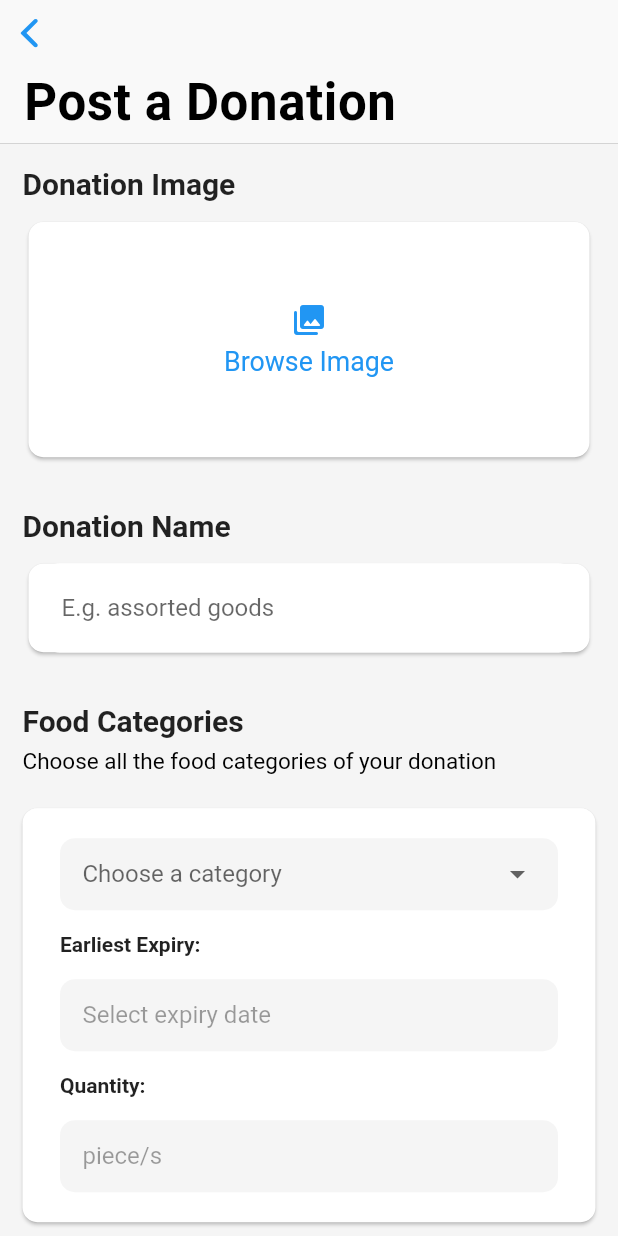
After one commit to fhillipbagsic/foodernity-mobile, a Flutter app: the PostADonation screen opened directly, on a phone screen of 412 x 824 dp. The commit adds this screen. Run offline on Flutter 3.47's test engine with Material 2 defaults, Android fonts, the phone set to English and light mode, and no system bars; drawn by our look-alikes of datetime_picker_formfield; our stand-ins replace flutter_local_notifications, flutter_screenutil, flutter_svg, font_awesome_flutter, form_field_validator, google_sign_in and 6 more; missing offline and left inert: cloudinary_public, dbcrypt, numeric_keyboard; accounts and stored records are empty.

Commit message:
Refactor codes

```diff
--- /dev/null
+++ b/lib/Models/Category.dart
@@ -0,0 +1,7 @@
+class Category {
+  String category;
+  String date;
+  String quantity;
+
+  Category({this.category, this.date, this.quantity});
+}
--- a/lib/Pages/Announcement/announcement.dart
+++ b/lib/Pages/Announcement/announcement.dart
@@ -5,6 +5,7 @@ import 'package:flutter/services.dart';
 import 'package:my_app/Models/Item.dart';
 import 'package:my_app/Models/Announcement.dart';
 import 'package:my_app/Pages/Announcement/announcement_item.dart';
+import 'package:my_app/Pages/PostDonation/post_a_donation.dart';
 import 'package:my_app/Pages/PostDonation/post_donation.dart';
 import 'package:my_app/styles.dart';
 import 'package:shared_preferences/shared_preferences.dart';
@@ -327,7 +328,7 @@ Future<void> showInformationDialog(BuildContext context) async {
                       Navigator.push(
                           context,
                           MaterialPageRoute(
-                              builder: (context) => PostDonation()));
+                              builder: (context) => PostADonation()));
                     },
                     child:
                         Text("Proceed", style: TextStyle(color: Colors.blue)),
--- a/lib/Pages/Announcement/announcement_detail.dart
+++ b/lib/Pages/Announcement/announcement_detail.dart
@@ -107,7 +107,7 @@ Widget _recipients(String beneficiaries) {
           color: Colors.blue[400],
         ),
         title: Text(
-          'Benefiaries: Residents of ' + beneficiaries + '.',
+          'Benefiaries: Residents of ' + beneficiaries.trim() + '.',
           style: TextStyle(fontSize: 16, color: Colors.blue[400]),
         ),
       ),
@@ -131,7 +131,7 @@ Widget _date(String date) {
           color: Colors.green[400],
         ),
         title: Text(
-          'Donated on ' + date + '.',
+          'Donated on ' + date.trim() + '.',
           style: TextStyle(fontSize: 16, color: Colors.green[400]),
         ),
       ),
@@ -155,7 +155,7 @@ Widget _location(String recipientLocation) {
           color: Colors.orange[400],
         ),
         title: Text(
-          recipientLocation,
+          recipientLocation.trim(),
           style: TextStyle(fontSize: 16, color: Colors.orange[400]),
         ),
       ),
--- /dev/null
+++ b/lib/Pages/PostDonation/post_a_donation.dart
@@ -0,0 +1,519 @@
+import 'dart:io';
+
+import 'package:cloudinary_public/cloudinary_public.dart';
+import 'package:datetime_picker_formfield/datetime_picker_formfield.dart';
+import 'package:flutter/cupertino.dart';
+import 'package:flutter/material.dart';
+import 'package:flutter/services.dart';
+import 'package:image_picker/image_picker.dart';
+import 'package:my_app/Models/Category.dart';
+import 'package:my_app/Pages/PostDonation/step_three.dart';
+import 'package:shared_preferences/shared_preferences.dart';
+import 'package:sizer/sizer.dart';
+import 'package:intl/intl.dart';
+
+File donationImage;
+TextEditingController donationNameController = TextEditingController();
+Future<List<Category>> futureCategoryForms;
+List<Category> categoryForms = [];
+List selectedCategories = [];
+List categories = [
+  "Eggs",
+  "Canned goods",
+  "Instant Noodles",
+  "Rice",
+  "Cereals",
+  "Tea/Coffee/Milk/Sugar",
+  "Biscuits",
+  "Condiments and sauces",
+  "Beverages",
+  "Snacks"
+];
+Future<List<Category>> addCategoryForm() async {
+  categoryForms.add(new Category(category: '', date: '', quantity: ''));
+  return categoryForms;
+}
+
+Future<List<Category>> removeCategoryForm(int index) async {
+  categoryForms.removeAt(index);
+  return categoryForms;
+}
+
+class PostADonation extends StatefulWidget {
+  @override
+  State<PostADonation> createState() => _PostADonationState();
+}
+
+class _PostADonationState extends State<PostADonation> {
+  @override
+  void initState() {
+    super.initState();
+    futureCategoryForms = addCategoryForm();
+  }
+
+  @override
+  Widget build(BuildContext context) {
+    return Sizer(builder: (context, orientation, deviceType) {
+      return Scaffold(
+        body: SafeArea(
+            child: Container(
+          color: Colors.grey[100],
+          child: FutureBuilder<List<Category>>(
+            future: futureCategoryForms,
+            builder: (context, snapshot) {
+              Widget categoryFormSliverList;
+              if (snapshot.hasData) {
+                categoryFormSliverList = SliverList(
+                  delegate: SliverChildBuilderDelegate(
+                      (BuildContext context, int index) {
+                    return categoryForm(snapshot.data[index], index);
+                  }, childCount: snapshot.data.length),
+                );
+              } else {
+                categoryFormSliverList = SliverToBoxAdapter(
+                  child: Text('wait'),
+                );
+              }
+              return CustomScrollView(
+                slivers: [
+                  CupertinoSliverNavigationBar(
+                    largeTitle: Text('Post a Donation'),
+                  ),
+                  imageForm(),
+                  donationName(),
+                  categoryTitle(),
+                  categoryFormSliverList,
+                  addButton(),
+                  proceedButton()
+                ],
+              );
+            },
+          ),
+        )),
+      );
+    });
+  }
+
+  Widget imageForm() {
+    Future<void> getImage() async {
+      final picker = ImagePicker();
+
+      final pickedFile = await picker.getImage(source: ImageSource.gallery);
+
+      if (pickedFile != null && pickedFile.path != null) {
+        setState(() {
+          donationImage = File(pickedFile.path);
+        });
+      }
+    }
+
+    return SliverToBoxAdapter(
+      child: Container(
+        margin: EdgeInsets.symmetric(vertical: 15, horizontal: 15),
+        child: Column(
+          crossAxisAlignment: CrossAxisAlignment.start,
+          children: [
+            Text(
+              'Donation Image',
+              style: TextStyle(fontWeight: FontWeight.bold, fontSize: 20.0),
+            ),
+            SizedBox(
+              height: 10,
+            ),
+            Container(
+              height: 20.h,
+              child: Card(
+                shape: RoundedRectangleBorder(
+                  borderRadius: BorderRadius.circular(10.0),
+                ),
+                clipBehavior: Clip.antiAlias,
+                child: Center(
+                  child: donationImage == null
+                      ? GestureDetector(
+                          onTap: getImage,
+                          child: Column(
+                            crossAxisAlignment: CrossAxisAlignment.center,
+                            mainAxisAlignment: MainAxisAlignment.center,
+                            children: [
+                              Icon(
+                                Icons.photo_library_rounded,
+                                color: Colors.blue,
+                              ),
+                              SizedBox(
+                                height: 5,
+                              ),
+                              Text('Browse Image',
+                                  style: TextStyle(
+                                    color: Colors.blue,
+                                    fontSize: 13.sp,
+                                  )),
+                            ],
+                          ),
+                        )
+                      : GestureDetector(
+                          onTap: getImage,
+                          child:
+                              Image.file(donationImage, fit: BoxFit.fitWidth),
+                        ),
+                ),
+              ),
+            )
+          ],
+        ),
+      ),
+    );
+  }
+
+  Widget donationName() {
+    return SliverToBoxAdapter(
+      child: Container(
+        margin: EdgeInsets.symmetric(vertical: 15, horizontal: 15),
+        child: Column(
+          crossAxisAlignment: CrossAxisAlignment.start,
+          children: [
+            Text(
+              'Donation Name',
+              style: TextStyle(fontWeight: FontWeight.bold, fontSize: 20.0),
+            ),
+            SizedBox(
+              height: 10,
+            ),
+            Card(
+              shape: RoundedRectangleBorder(
+                borderRadius: BorderRadius.circular(10.0),
+              ),
+              child: Container(
+                padding: EdgeInsets.symmetric(horizontal: 10),
+                child: TextFormField(
+                  controller: donationNameController,
+                  validator: (String value) {
+                    var validCharacters = RegExp(r'^[a-zA-Z ]+$');
+
+                    if (value.isEmpty) {
+                      return 'Donation Name is required';
+                    } else {
+                      if (validCharacters.hasMatch(value)) {
+                        //goods
+
+                        donationNameController.text = value;
+                      } else {
+                        return "Only letters are allowed in the Donation Name field.";
+                      }
+                      return null;
+                    }
+                  },
+                  decoration: InputDecoration(
+                    enabledBorder: OutlineInputBorder(
+                        borderRadius: BorderRadius.circular(10),
+                        borderSide: BorderSide(color: Colors.white, width: 0)),
+                    border: OutlineInputBorder(),
+                    hintText: 'E.g. assorted goods',
+                  ),
+                ),
+              ),
+            ),
+          ],
+        ),
+      ),
+    );
+  }
+
+  Widget categoryTitle() {
+    return SliverToBoxAdapter(
+      child: Container(
+        margin: EdgeInsets.symmetric(vertical: 15, horizontal: 15),
+        child: Column(
+          crossAxisAlignment: CrossAxisAlignment.start,
+          children: [
+            Text(
+              'Food Categories',
+              style: TextStyle(fontWeight: FontWeight.bold, fontSize: 20.0),
+            ),
+            SizedBox(
+              height: 7.0,
+            ),
+            Text('Choose all the food categories of your donation',
+                style: TextStyle(
+                    color: Colors.black,
+                    fontSize: 15.0,
+                    fontWeight: FontWeight.normal)),
+          ],
+        ),
+      ),
+    );
+  }
+
+  Widget categoryForm(Category category, int index) {
+    List unselectedCategories = [];
+    TextEditingController expiryController = TextEditingController();
+
+    for (var category in categoryForms) {
+      selectedCategories.add(category.category);
+    }
+
+    // for (var category in categories) {
+    //   if(selectedCategories.contains(category)) {
+
+    //   }
+    // }
+
+    return Card(
+      shape: RoundedRectangleBorder(
+        borderRadius: BorderRadius.circular(10.0),
+      ),
+      margin: EdgeInsets.symmetric(vertical: 7.0, horizontal: 15.0),
+      child: Container(
+        padding: EdgeInsets.all(10.0),
+        child: Column(
+          crossAxisAlignment: CrossAxisAlignment.start,
+          children: [
+            index == 0
+                ? SizedBox()
+                : Align(
+                    alignment: Alignment.topRight,
+                    child: deleteCategory(index, category.category),
+                  ),
+            Container(
+              margin: EdgeInsets.symmetric(vertical: 10, horizontal: 15),
+              padding: EdgeInsets.symmetric(horizontal: 15.0),
+              decoration: BoxDecoration(
+                color: Colors.grey[100],
+                borderRadius: BorderRadius.circular(10),
+              ),
+              width: double.infinity,
+              child: DropdownButton(
+                isExpanded: true,
+                hint: category.category == ''
+                    ? Text('Choose a category')
+                    : Text(category.category),
+                items: categories.map(
+                  (category) {
+                    return DropdownMenuItem(
+                        value: category, child: Text(category));
+                  },
+                ).toList(),
+                onChanged: (selected) {
+                  setState(() {
+                    category.category = selected;
+                  });
+                },
+                underline: SizedBox(),
+              ),
+            ),
+            Container(
+              margin: EdgeInsets.symmetric(vertical: 5, horizontal: 15),
+              child: Text(
+                'Earliest Expiry:',
+                style: TextStyle(fontSize: 14.0, fontWeight: FontWeight.bold),
+              ),
+            ),
+            Container(
+              margin: EdgeInsets.symmetric(vertical: 10, horizontal: 15),
+              padding: EdgeInsets.only(left: 15, right: 5),
+              decoration: BoxDecoration(
+                color: Colors.grey[100],
+                borderRadius: BorderRadius.circular(10),
+              ),
+              child: DateTimeField(
+                initialValue: DateTime.tryParse(category.date),
+                format: DateFormat('yyyy-MM-dd'),
+                controller: expiryController,
+                onShowPicker: (context, currentValue) async {
+                  final date = await showDatePicker(
+                    context: context,
+                    firstDate: getMinExpiryDate(category.category),
+                    initialDate:
+                        currentValue ?? getMinExpiryDate(category.category),
+                    lastDate: getMaxExpiryDate(category.category),
+                  );
+                  if (date != null) {
+                    String formattedDate = date.year.toString() +
+                        '-' +
+                        date.month.toString() +
+                        '-' +
+                        date.day.toString();
+                    category.date = formattedDate;
+                    return date;
+                  }
+
+                  return currentValue;
+                },
+                enabled: category.category == '' ? false : true,
+                decoration: InputDecoration(
+                    border: InputBorder.none,
+                    hintText: category.date == ''
+                        ? 'Select expiry date'
+                        : category.date),
+              ),
+            ),
+            Container(
+              margin: EdgeInsets.symmetric(vertical: 5, horizontal: 15),
+              child: Text(
+                'Quantity:',
+                style: TextStyle(fontSize: 14.0, fontWeight: FontWeight.bold),
+              ),
+            ),
+            Container(
+              margin: EdgeInsets.symmetric(vertical: 10, horizontal: 15),
+              padding: EdgeInsets.symmetric(horizontal: 15.0),
+              decoration: BoxDecoration(
+                color: Colors.grey[100],
+                borderRadius: BorderRadius.circular(10),
+              ),
+              child: TextFormField(
+                initialValue: category.quantity,
+                // controller: quantityController,
+                enabled: category.category == '' ? false : true,
+                onChanged: (value) {
+                  category.quantity = value;
+                },
+                inputFormatters: [FilteringTextInputFormatter.digitsOnly],
+                decoration: InputDecoration(
+                    border: InputBorder.none, hintText: 'piece/s'),
+              ),
+            ),
+          ],
+        ),
+      ),
+    );
+  }
+
+  Widget addButton() {
+    return SliverToBoxAdapter(
+        child: Container(
+      margin: EdgeInsets.symmetric(vertical: 15),
+      child: GestureDetector(
+        onTap: () {
+          for (var category in categoryForms) {
+            if (category.category == '' ||
+                category.date == '' ||
+                category.quantity == '') {
+              return print('select first');
+            }
+          }
+          addCategoryForm();
+          setState(() {});
+        },
+        child: Row(
+          crossAxisAlignment: CrossAxisAlignment.center,
+          mainAxisAlignment: MainAxisAlignment.center,
+          children: [
+            Icon(
+              Icons.add,
+              color: Colors.blue,
+            ),
+            Text(
+              'Add another category',
+              style: TextStyle(color: Colors.blue, fontSize: 13.sp),
+            )
+          ],
+        ),
+      ),
+    ));
+  }
+
+  Widget deleteCategory(int index, String category) {
+    return GestureDetector(
+      onTap: () {
+        removeCategoryForm(index);
+
+        selectedCategories.remove(category);
+
+        setState(() {});
+      },
+      child: Container(child: Icon(Icons.close)),
+    );
+  }
+
+  Widget proceedButton() {
+    return SliverToBoxAdapter(
+      child: Container(
+        margin: EdgeInsets.symmetric(horizontal: 15),
+        child: ElevatedButton(
+          onPressed: () {
+            List categoryInputs = [];
+            for (var category in categoryForms) {
+              categoryInputs.add(category.category);
+              categoryInputs.add(category.date);
+              categoryInputs.add(category.quantity);
+            }
+//donationImage == null ||
+            if (donationNameController.text == '' ||
+                categoryInputs.any((element) => element == '')) {
+              print('fill up first');
+              return;
+            }
+
+            var categArr = [];
+            var dateArr = [];
+            var qtyArr = [];
+
+            for (var category in categoryForms) {
+              categArr.add(category.category);
+              dateArr.add(category.date);
+              qtyArr.add(category.quantity);
+            }
+            print(categArr);
+            print(dateArr);
+            print(qtyArr);
+
+            Navigator.pushReplacement(
+              context,
+              MaterialPageRoute(
+                builder: (context) => StepThree(),
+              ),
+            );
+            postDonation(categArr, qtyArr, donationImage, donationName);
+            donationImage = null;
+            donationNameController.clear();
+            categoryForms.clear();
+          },
+          child: Text('Proceed'),
+          style: ButtonStyle(
+            shape: MaterialStateProperty.all<RoundedRectangleBorder>(
+              RoundedRectangleBorder(
+                side: BorderSide(
+                    color: Colors.blue, width: 2, style: BorderStyle.solid),
+                borderRadius: BorderRadius.circular(10),
+              ),
+            ),
+          ),
+        ),
+      ),
+    );
+  }
+}
+
+DateTime getMinExpiryDate(String category) {
+  switch (category) {
+    case 'Eggs':
+      return DateTime.now().add(Duration(days: 14));
+    default:
+      return DateTime.now().add(Duration(days: 180));
+  }
+}
+
+DateTime getMaxExpiryDate(String category) {
+  switch (category) {
+    case 'Eggs':
+      return DateTime.now().add(Duration(days: 42));
+    default:
+      return DateTime(2100);
+  }
+}
+
+void postDonation(dynamic donationCateg, dynamic donationQty, dynamic img,
+    dynamic donationName) async {
+  final prefs = await SharedPreferences.getInstance();
+  var userID = prefs.getInt("userID");
+
+  final DateTime now = DateTime.now();
+  final DateFormat formatter = DateFormat('MM/dd/yyyy');
+  final String formattedDate = formatter.format(now);
+
+  final cloudinary = CloudinaryPublic('dftq12ab0', 'b4jy8nar', cache: false);
+  CloudinaryResponse responseImg = await cloudinary.uploadFile(
+    CloudinaryFile.fromFile(img.path,
+        resourceType: CloudinaryResourceType.Image),
+  );
+}
```
Also changed, not shown: lib/Pages/PostDonation/post_donation.dart (+60 -40 lines), 1 other file.
